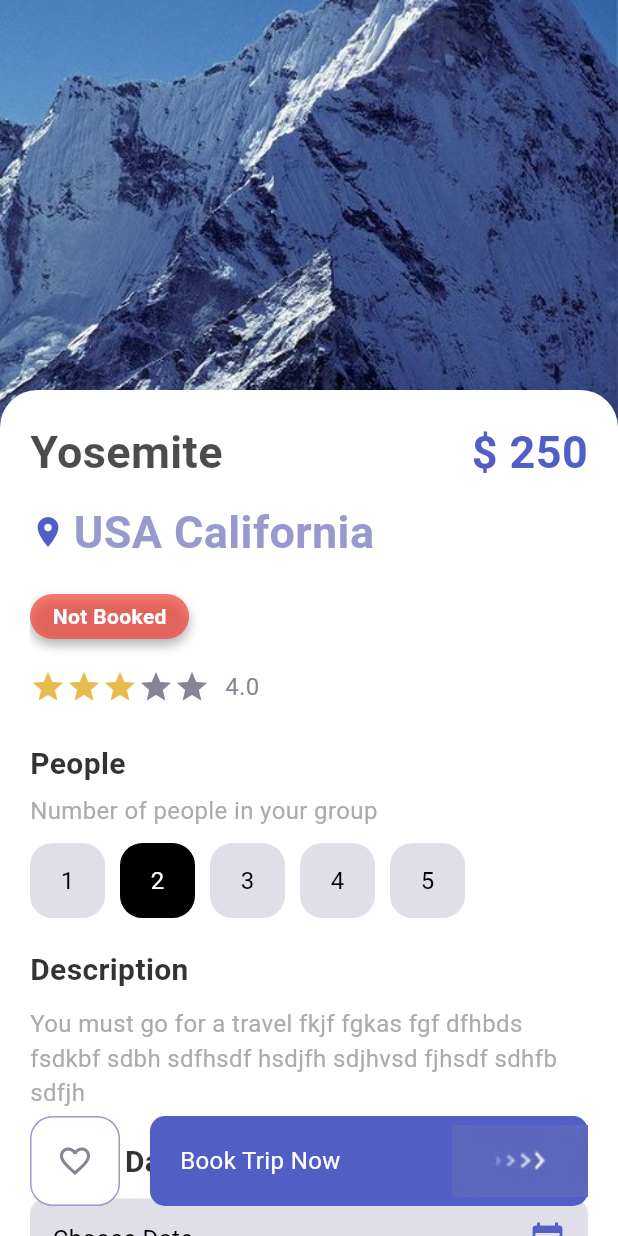
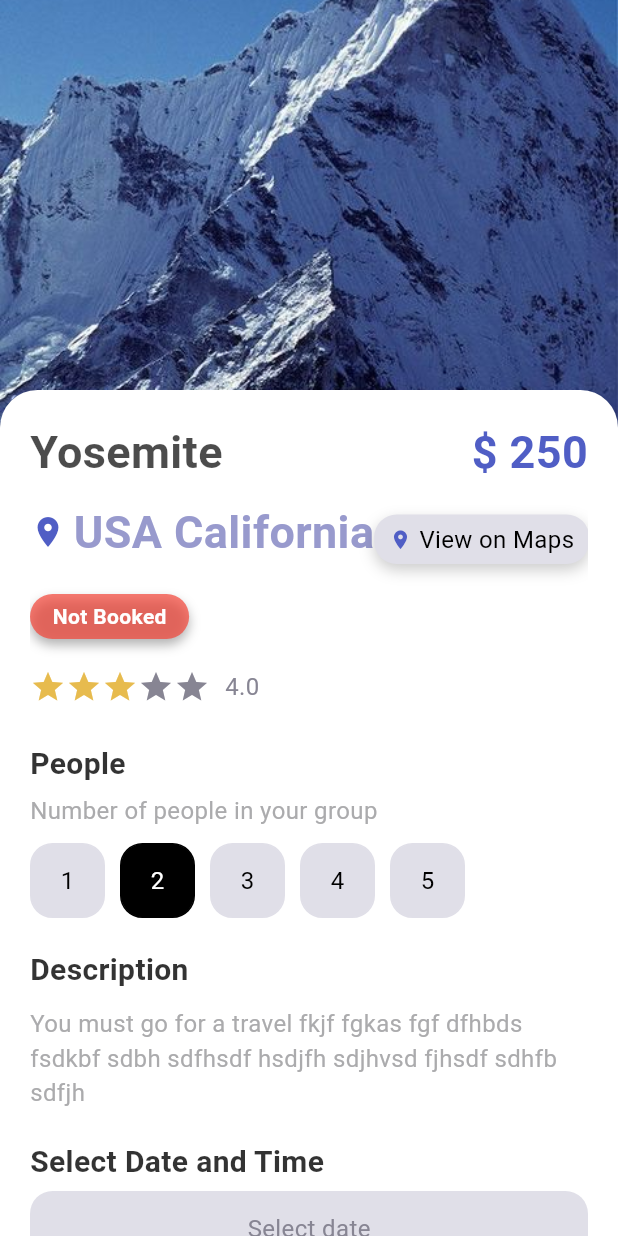
Before and after one commit to BlackNegru/Beyond, a Flutter app: the DetailPage screen opened directly, on a phone screen of 412 x 824 dp. Run offline on Flutter 3.47's test engine with Material 3 defaults, Android fonts, the phone set to English and light mode, and no system bars; our stand-ins replace image_picker.

Commit message:
9 api and upload page working and new detail page

```diff
--- a/lib/main.dart
+++ b/lib/main.dart
@@ -20,7 +20,7 @@ class MyApp extends StatelessWidget {
       theme: ThemeData(
         primarySwatch: Colors.blue,
       ),
-      home: WelcomePage(
+      home: DetailPage(
       ),
     );
   }
--- a/lib/pages/detail_page.dart
+++ b/lib/pages/detail_page.dart
@@ -1,5 +1,6 @@
 import 'package:flutter/material.dart';
 import 'package:intl/intl.dart'; // For date formatting
+import 'package:url_launcher/url_launcher.dart'; // For launching URLs
 import '../misc/colors.dart';
 import '../widgets/app_buttons.dart';
 import '../widgets/app_largetext.dart';
@@ -99,6 +100,15 @@ class _DetailPageState extends State<DetailPage> {
     );
   }
 
+  Future<void> _openGoogleMaps() async {
+    const url = 'https://www.google.com/maps/place/Yosemite+National+Park'; // Static link for now
+    if (await canLaunch(url)) {
+      await launch(url);
+    } else {
+      throw 'Could not launch $url';
+    }
+  }
+
   @override
   Widget build(BuildContext context) {
     return Scaffold(
@@ -157,6 +167,10 @@ class _DetailPageState extends State<DetailPage> {
                         ],
                       ),
                       SizedBox(height: 10),
+                      // Floating location button
+                      Row(
+                        mainAxisAlignment: MainAxisAlignment.spaceBetween,
+                        children: [
                           Row(
                             children: [
                               Icon(Icons.location_on, color: AppColors.mainColor),
@@ -164,6 +178,38 @@ class _DetailPageState extends State<DetailPage> {
                               AppLargeText(
                                 text: "USA California",
                                 color: AppColors.textColor1,
+                              ),
+                            ],
+                          ),
+                          GestureDetector(
+                            onTap: _openGoogleMaps,
+                            child: Container(
+                              padding: EdgeInsets.symmetric(vertical: 5, horizontal: 10),
+                              margin: const EdgeInsets.only(top: 10),
+                              decoration: BoxDecoration(
+                                color: AppColors.buttonBackground,
+                                borderRadius: BorderRadius.circular(15),
+                                boxShadow: [
+                                  BoxShadow(
+                                    color: Colors.black.withOpacity(0.2),
+                                    blurRadius: 8.0,
+                                    offset: Offset(0, 4),
+                                  ),
+                                ],
+                              ),
+                              child: Row(
+                                mainAxisSize: MainAxisSize.min,
+                                children: [
+                                  Icon(Icons.location_on, color: AppColors.mainColor, size: 15),
+                                  SizedBox(width: 5),
+                                  AppText(
+                                    text: "View on Maps",
+                                    color: Colors.black,
+                                    size: 16, // Increased size for visibility
+                                  ),
+                                ],
+                              ),
+                            ),
                           ),
                         ],
                       ),
@@ -263,55 +309,46 @@ class _DetailPageState extends State<DetailPage> {
                         color: Colors.black.withOpacity(0.8),
                         size: 20,
                       ),
-                      SizedBox(height: 10),
+                      SizedBox(height: 5),
                       GestureDetector(
                         onTap: () => _selectDate(context),
                         child: Container(
-                          padding: EdgeInsets.all(15),
+                          height: 50,
                           decoration: BoxDecoration(
+                            borderRadius: BorderRadius.circular(15),
                             color: AppColors.buttonBackground,
-                            borderRadius: BorderRadius.circular(10),
                           ),
-                          child: Row(
-                            mainAxisAlignment: MainAxisAlignment.spaceBetween,
-                            children: [
-                              AppText(
+                          child: Center(
+                            child: AppText(
                               text: selectedDate == null
-                                    ? "Choose Date"
+                                  ? "Select date"
                                   : DateFormat.yMMMMd().format(selectedDate!),
-                                color: Colors.black,
-                              ),
-                              Icon(Icons.calendar_today, color: AppColors.mainColor),
-                            ],
-                          ),
-                        ),
-                      ),
-                      SizedBox(height: 125),
-                    ],
+                              color: selectedDate == null
+                                  ? AppColors.textColor2
+                                  : Colors.black,
                             ),
                           ),
                         ),
                       ),
-            Positioned(
-              bottom: 20,
-              left: 20,
-              right: 20,
-              child: Row(
+                      SizedBox(height: 25),
+                      Row(
+                        mainAxisAlignment: MainAxisAlignment.spaceBetween,
                         children: [
                           AppButtons(
-                    size: 60,
-                    color: AppColors.textColor2,
+                            color: AppColors.textColor1,
                             backgroundcolor: Colors.white,
                             bordercolor: AppColors.textColor1,
-                    isIcon: true,
-                    icon: Icons.favorite_border,
+                            size: 60,
+                            text: "Cancel",
                           ),
-                  SizedBox(width: 20),
                           ResponsiveButton(
                             isResponsive: true,
                           ),
-
                         ],
+                      ),
+                    ],
+                  ),
+                ),
               ),
             ),
           ],
--- a/pubspec.yaml
+++ b/pubspec.yaml
@@ -42,7 +42,7 @@ dev_dependencies:
     sdk: flutter
   image_picker: ^0.8.6+4
   intl: ^0.17.0
-
+  url_launcher: ^6.1.10
   # The "flutter_lints" package below contains a set of recommended lints to
   # encourage good coding practices. The lint set provided by the package is
   # activated in the `analysis_options.yaml` file located at the root of your
```
Also changed, not shown: lib/pages/nav_pages/upload_page.dart (+15 -6 lines), pubspec.lock, 5 other files. Lines whose indentation alone changed are shown as unchanged.
